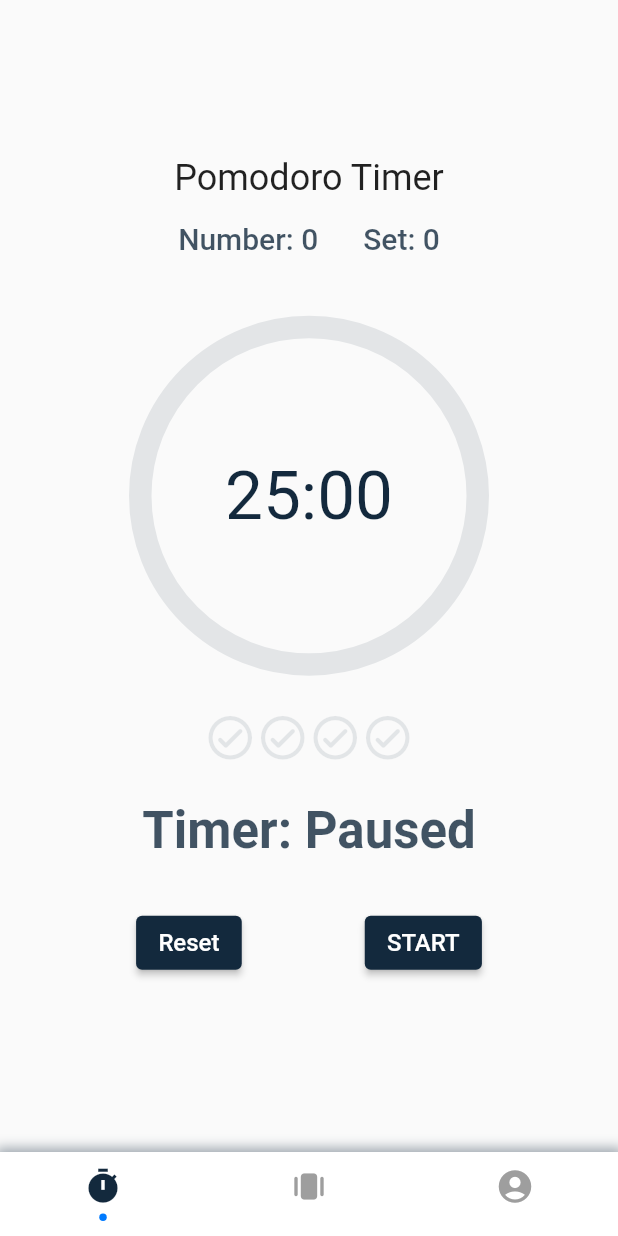
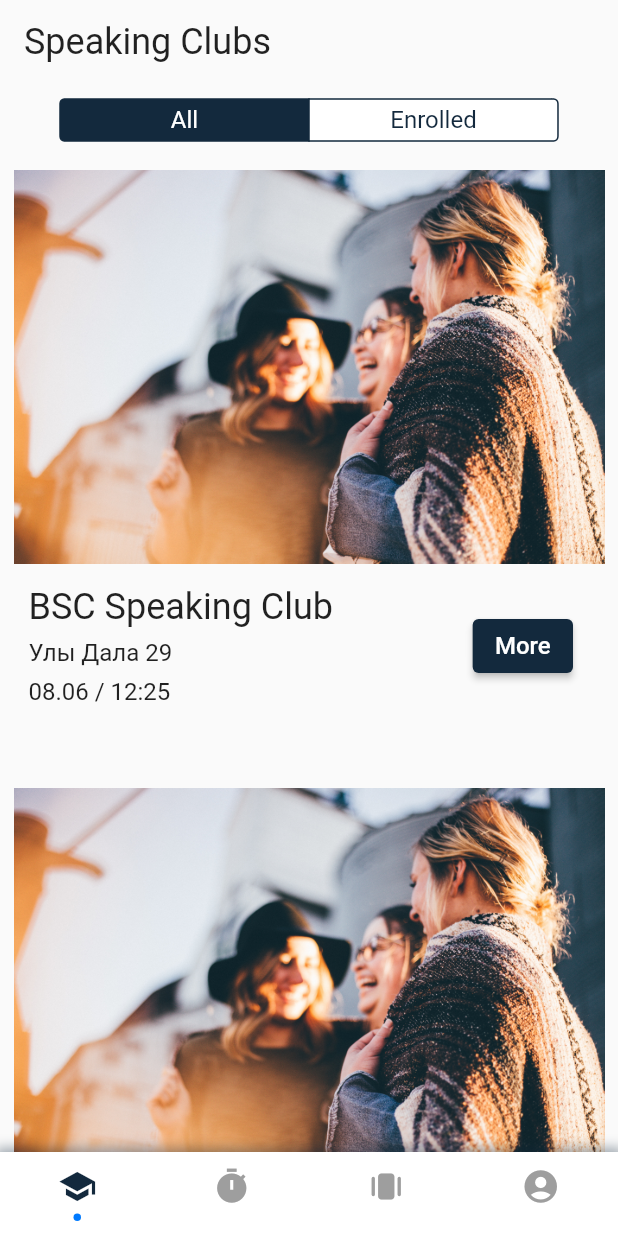
Before and after one commit to AitmaZh/speak-it-kz, a Flutter app: the screen it shows after launch, on a phone screen of 412 x 824 dp. Run offline on Flutter 3.47's test engine with Material 2 defaults, Android fonts, the phone set to English and light mode, and no system bars; drawn by our look-alikes of percent_indicator, persistent_bottom_nav_bar; our stand-ins replace flip_card, flutter_secure_storage, logger; network calls fail.

Commit message:
speaking club UI finished

```diff
--- a/lib/main.dart
+++ b/lib/main.dart
@@ -28,6 +28,7 @@ class MyApp extends StatelessWidget {
           titleLarge: TextStyle(color: primaryColor.shade700),
           titleMedium: TextStyle(color: primaryColor),
           labelLarge: TextStyle(color: ButtonColors.elevatedButtonTextColor, fontSize: 16),
+          bodyMedium: const TextStyle(fontSize: 16, fontWeight: FontWeight.normal),
         ),
       ),
       debugShowCheckedModeBanner: false,
--- /dev/null
+++ b/lib/src/features/speaking clubs/presentation/screens/clubs_catalog_page.dart
@@ -0,0 +1,140 @@
+import 'dart:convert';
+
+import 'package:flutter/cupertino.dart';
+import 'package:flutter/material.dart';
+import 'package:http/http.dart' as http;
+
+import '../../../../../assets/my_colors.dart';
+import '../../../../../network_handler.dart';
+import '../widgets/announcement_card.dart';
+
+class SpeakingClubsCatalogScreen extends StatefulWidget {
+  const SpeakingClubsCatalogScreen({super.key});
+
+  @override
+  State<SpeakingClubsCatalogScreen> createState() =>
+      _SpeakingClubsCatalogScreenState();
+}
+
+DateTime defaultDateTime = DateTime.parse('2023-06-08 12:25:09.883522');
+
+class _SpeakingClubsCatalogScreenState
+    extends State<SpeakingClubsCatalogScreen> {
+  NetworkHandler networkHandler = NetworkHandler();
+
+  int groupValue = 0;
+  List<AnnouncementCard> listItems = [
+    AnnouncementCard(
+      meetingId: 'BSC Speaking Club',
+      meetingTitle: 'BSC Speaking Club',
+      desc: 'Улы Дала 29',
+      address: 'Улы Дала 29',
+      format: 'оффлайн',
+      dateTime: defaultDateTime,
+      organizatorId: 'Lorem Insum',
+      prefLanguageLevel: 'Lorem Insum',
+      entryFee: 'Lorem Insum',
+    ),
+    AnnouncementCard(
+      meetingId: 'Game Night',
+      meetingTitle: 'Game Night',
+      desc: 'онлайн',
+      format: 'онлайн',
+      dateTime: defaultDateTime,
+      organizatorId: 'Lorem Insum',
+      prefLanguageLevel: 'Lorem Insum',
+      entryFee: 'Lorem Insum',
+    ),
+    AnnouncementCard(
+      meetingId: 'Lorem Insum',
+      meetingTitle: 'Lorem Insum',
+      desc: '',
+      address: 'Петрова 18',
+      format: 'оффлайн',
+      dateTime: defaultDateTime,
+      organizatorId: 'Lorem Insum',
+      prefLanguageLevel: 'Lorem Insum',
+      entryFee: 'Lorem Insum',
+    ),
+  ];
+
+  fetchClubs() async {
+    var url = '${networkHandler.baseUrl}/'; // TODO: Finish URL
+    var response = await http.get(Uri.parse(url));
+    if (response.statusCode == 200 || response.statusCode == 201) {
+      var data = json.decode(response.body);
+
+      // data.forEach((announcement) {
+      //   // TODO: Finish
+      //   setState(() {
+      //     listItems.add(AnnouncementCard(
+      //       meetingId: announcement[''],
+      //       meetingTitle: announcement[''],
+      //       desc: announcement[''],
+      //       image: announcement[''],
+      //       format: announcement[''],
+      //       dateTime: announcement[''],
+      //       organizatorId: announcement[''],
+      //       prefLanguageLevel: announcement[''],
+      //       entryFee: announcement[''],
+      //     ));
+      //   });
+      // });
+    }
+  }
+
+  @override
+  initState() {
+    super.initState();
+    fetchClubs();
+  }
+
+  @override
+  Widget build(BuildContext context) {
+    return Scaffold(
+      appBar: AppBar(
+        title: Text(
+          'Speaking Clubs',
+          style: Theme.of(context).textTheme.headlineSmall,
+        ),
+        backgroundColor: transparentColor,
+        shadowColor: transparentColor,
+      ),
+      body: SafeArea(
+        child: Center(
+          child: Column(
+            children: [
+              customSegmentedControl(),
+              Expanded(
+                child: GridView.count(
+                  crossAxisCount: 1,
+                  children: listItems,
+                ),
+              ),
+            ],
+          ),
+        ),
+      ),
+    );
+  }
+
+  Widget buildSegment(String text) => Container(
+        padding: const EdgeInsets.all(2),
+        child: Text(text),
+      );
+
+  Widget customSegmentedControl() => SizedBox(
+      width: double.infinity,
+      child: CupertinoSegmentedControl(
+          padding: const EdgeInsets.symmetric(vertical: 10, horizontal: 40),
+          groupValue: groupValue,
+          children: {0: buildSegment('All'), 1: buildSegment('Enrolled')},
+          onValueChanged: (groupValue) {
+            print(groupValue);
+
+            setState(() {
+              this.groupValue = groupValue;
+            });
+          }),
+    );
+}
--- /dev/null
+++ b/lib/src/features/speaking clubs/presentation/widgets/announcement_card.dart
@@ -0,0 +1,108 @@
+import 'package:flutter/material.dart';
+import 'package:intl/intl.dart';
+import 'package:speak_it_kz/assets/my_colors.dart';
+import 'package:speak_it_kz/src/features/speaking%20clubs/presentation/screens/meeting_desc_page.dart';
+import 'package:speak_it_kz/src/shared/widgets/custom_buttons.dart';
+
+class AnnouncementCard extends StatefulWidget {
+  dynamic meetingId;
+  dynamic meetingTitle;
+  dynamic desc;
+  dynamic image;
+  dynamic format;
+  dynamic dateTime;
+  dynamic address;
+  dynamic city;
+  dynamic organizatorId;
+  dynamic prefLanguageLevel;
+  dynamic entryFee;
+
+  AnnouncementCard(
+      {super.key,
+      required this.meetingId,
+      required this.meetingTitle,
+      required this.desc,
+      this.image,
+      required this.format,
+      required this.dateTime,
+      this.address,
+      this.city,
+      required this.organizatorId,
+      required this.prefLanguageLevel,
+      required this.entryFee});
+
+  @override
+  State<AnnouncementCard> createState() => _AnnouncementCardState();
+}
+
+String formatDateTime(dynamic inputDateTime) {
+  DateTime dateTimeToFormat = inputDateTime;
+  String formattedDateTime = DateFormat('dd.MM / kk:mm')
+      .format(dateTimeToFormat); //2023-06-06 03:27:09.883522
+
+  return formattedDateTime;
+}
+
+class _AnnouncementCardState extends State<AnnouncementCard> {
+  String defaultImage = 'lib/assets/img/announcement_default_image.jpg';
+
+  @override
+  Widget build(BuildContext context) {
+    moreButtonTapped() {
+      return(() {
+        Navigator.push(
+            context,
+            MaterialPageRoute(
+                builder: (context) => MeetingDescScreen(
+                      meetingId: widget.meetingId,
+                    )));
+      });
+    }
+
+    return Card(
+      elevation: 0,
+      color: transparentColor,
+      child: Column(
+        children: [
+          Padding(
+            padding: const EdgeInsets.all(5),
+            child: Image(
+              image: widget.image ?? AssetImage(defaultImage),
+            ),
+          ),
+          Padding(
+            padding: const EdgeInsets.symmetric(vertical: 10, horizontal: 15),
+            child: Row(
+              mainAxisAlignment: MainAxisAlignment.spaceBetween,
+              children: [
+                Column(
+                  crossAxisAlignment: CrossAxisAlignment.start,
+                  children: [
+                    Text(
+                      widget.meetingTitle,
+                      style: Theme.of(context).textTheme.headlineSmall,
+                      textAlign: TextAlign.start,
+                    ),
+                    Padding(
+                      padding: const EdgeInsets.symmetric(vertical: 7),
+                      child: Text(
+                        widget.address ?? widget.format,
+                        style: Theme.of(context).textTheme.bodyMedium,
+                        textAlign: TextAlign.start,
+                      ),
+                    ),
+                    Text(
+                      formatDateTime(widget.dateTime),
+                      textAlign: TextAlign.start,
+                    ),
+                  ],
+                ),
+                CustomButton(onTap: moreButtonTapped, text: 'More'),
+              ],
+            ),
+          ),
+        ],
+      ),
+    );
+  }
+}
--- a/lib/src/shared/widgets/persistent_bottom_nav_bar.dart
+++ b/lib/src/shared/widgets/persistent_bottom_nav_bar.dart
@@ -3,6 +3,7 @@ import 'package:persistent_bottom_nav_bar/persistent_tab_view.dart';
 import 'package:speak_it_kz/assets/my_colors.dart';
 
 import 'package:speak_it_kz/src/features/flashcards/presentation/pages/flashcard_home_page.dart';
+import 'package:speak_it_kz/src/features/speaking%20clubs/presentation/screens/clubs_catalog_page.dart';
 import '../../features/auth/presentation/screens/sign_to_system_page.dart';
 import '../../features/pomodoro/presentation/screens/pomodoro_page.dart';
 
@@ -18,6 +19,7 @@ class _PersistentBottomNavBarState extends State<PersistentBottomNavBar> {
 
   List<Widget> _buildScreens() {
     return [
+      const SpeakingClubsCatalogScreen(),
       const PomodoroScreen(),
       FlashcardHomeScreen(),
       const SignToSystemScreen(),
@@ -26,6 +28,12 @@ class _PersistentBottomNavBarState extends State<PersistentBottomNavBar> {
 
   List<PersistentBottomNavBarItem> _navBarItems() {
     return [
+      PersistentBottomNavBarItem(
+          icon: Icon(Icons.school, color: primaryColor),
+          inactiveIcon: Icon(
+            Icons.school,
+            color: inactiveNavbarIconsColor,
+          )),
       PersistentBottomNavBarItem(
           icon: Icon(Icons.timer, color: primaryColor),
           inactiveIcon: Icon(
--- a/pubspec.yaml
+++ b/pubspec.yaml
@@ -43,6 +43,7 @@ dependencies:
   http: ^0.13.5
   logger: ^1.3.0
   dropdown_search: ^5.0.6
+  intl: ^0.18.1
 
 dev_dependencies:
   flutter_test:
@@ -67,9 +68,8 @@ flutter:
   uses-material-design: true
 
   # To add assets to your application, add an assets section, like this:
-  # assets:
-  #   - images/a_dot_burr.jpeg
-  #   - images/a_dot_ham.jpeg
+  assets:
+    - lib/assets/img/
 
   # An image asset can refer to one or more resolution-specific "variants", see
   # https://flutter.dev/assets-and-images/#resolution-aware
```
Also changed, not shown: lib/home_page.dart (deleted, +0 -71 lines), lib/src/features/speaking clubs/presentation/screens/meeting_desc_page.dart (added, +121 -0 lines), lib/assets/img/announcement_default_image.jpg (added), pubspec.lock, 1 other file.
